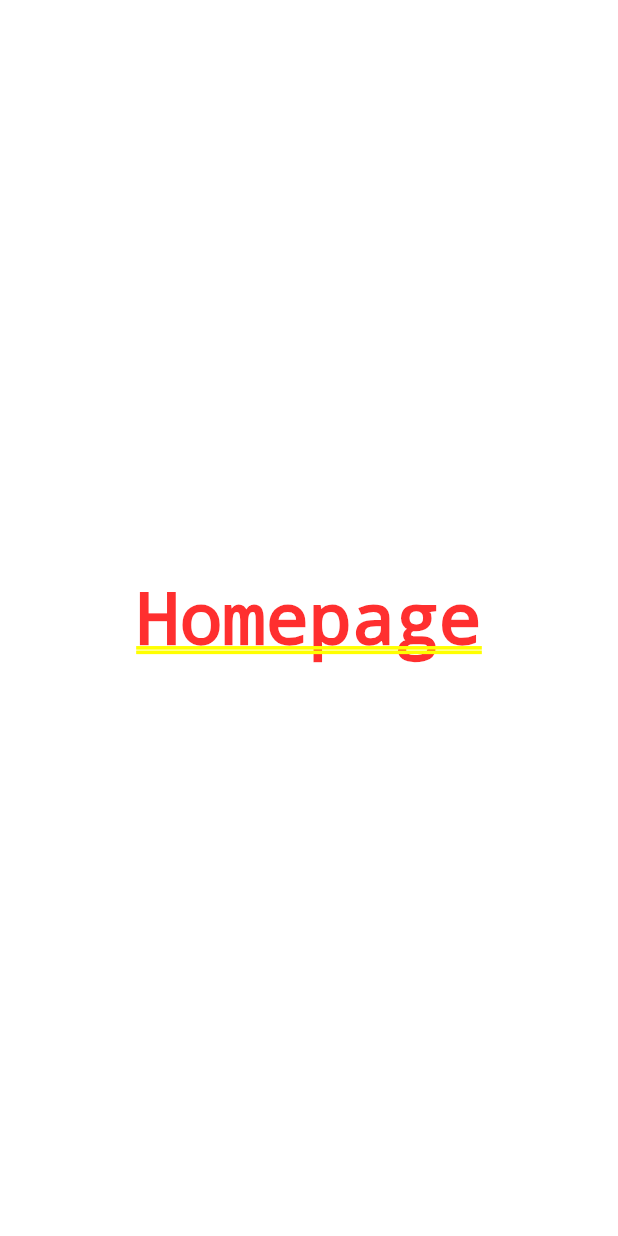
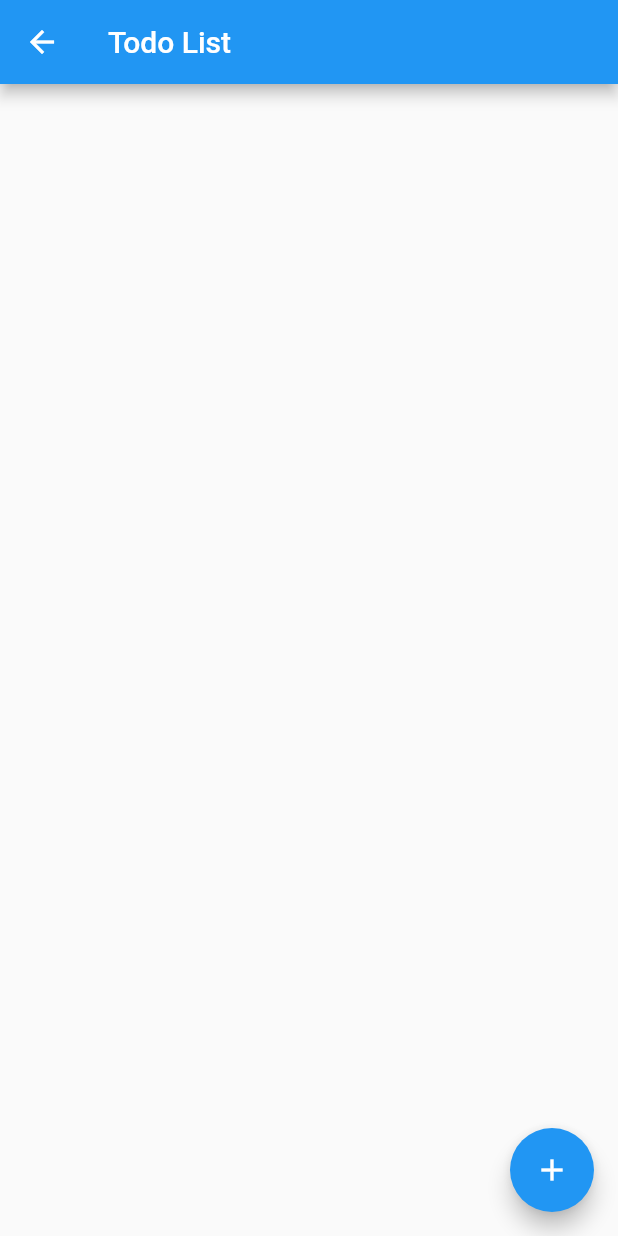
Before and after one commit to bwv-thanh-clg/flutter_demo_app, a Flutter app: the screen it shows after launch, after a tap on "Sign In", on a phone screen of 412 x 824 dp. Run offline on Flutter 3.47's test engine with Material 2 defaults, Android fonts, the phone set to English and light mode, and no system bars; our stand-ins replace font_awesome_flutter.

Commit message:
todo list

```diff
--- a/lib/home_page.dart
+++ /dev/null
@@ -1,12 +0,0 @@
-import 'package:flutter/material.dart';
-
-class HomePage extends StatelessWidget {
-  const HomePage({super.key});
-
-  @override
-  Widget build(BuildContext context) {
-    return const Center(
-      child: Text('Homepage'),
-    );
-  }
-}
--- a/lib/main.dart
+++ b/lib/main.dart
@@ -1,7 +1,7 @@
 import 'package:flutter/material.dart';
 import 'package:font_awesome_flutter/font_awesome_flutter.dart';
 
-import 'home_page.dart';
+import 'todo_list.dart';
 
 void main() {
   runApp(const MyApp());
@@ -157,7 +157,7 @@ class LoginPageState extends State<LoginPage> {
                     Navigator.push(
                       context,
                       MaterialPageRoute(
-                        builder: (_) => const HomePage()
+                        builder: (_) => const TodoList()
                       )
                     );
                   },
--- /dev/null
+++ b/lib/todo_list.dart
@@ -0,0 +1,116 @@
+import 'package:flutter/material.dart';
+
+class TodoList extends StatefulWidget {
+  const TodoList({super.key});
+
+  @override
+  TodoListState createState() => TodoListState();
+}
+
+class TodoListState extends State<TodoList> {
+  final TextEditingController _textFieldController = TextEditingController();
+  final List<Todo> _todos = <Todo>[];
+
+  void _addTodoItem(String name) {
+    setState(() {
+      _todos.add(Todo(name: name, checked: false));
+    });
+    _textFieldController.clear();
+  }
+
+  void _handleTodoChange(Todo todo) {
+    setState(() {
+      todo.checked = !todo.checked;
+    });
+  }
+
+  Future<void> _displayDialog() async {
+    return showDialog<void>(
+      context: context,
+      barrierDismissible: false, // user must tap button!
+      builder: (BuildContext context) {
+        return AlertDialog(
+          title: const Text('Add a new todo item'),
+          content: TextField(
+            controller: _textFieldController,
+            decoration: const InputDecoration(hintText: 'Type your new todo'),
+          ),
+          actions: <Widget>[
+            TextButton(
+              child: const Text('Add'),
+              onPressed: () {
+                Navigator.of(context).pop();
+                _addTodoItem(_textFieldController.text);
+              },
+            ),
+          ],
+        );
+      },
+    );
+  }
+
+  @override
+  Widget build(BuildContext context) {
+    return Scaffold(
+      appBar: AppBar(
+        title: const Text('Todo List'),
+      ),
+      body: ListView(
+        padding: const EdgeInsets.symmetric(vertical: 8.0),
+        children: _todos.map((Todo todo) {
+          return TodoItem(
+            todo: todo,
+            onTodoChanged: _handleTodoChange,
+          );
+        }).toList(),
+      ),
+      floatingActionButton: FloatingActionButton(
+        onPressed: () => _displayDialog(),
+        tooltip: 'Add Item',
+        child: Icon(Icons.add),
+      ),
+    );
+  }
+}
+
+class Todo {
+  Todo({
+    required this.name,
+    required this.checked
+  });
+
+  final String name;
+  bool checked;
+}
+
+class TodoItem extends StatelessWidget {
+  TodoItem({
+    required this.todo,
+    required this.onTodoChanged,
+  }) : super(key: ObjectKey(todo));
+
+  final Todo todo;
+  final onTodoChanged;
+
+  TextStyle? _getTextStyle(bool checked) {
+    if (!checked) return null;
+
+    return const TextStyle(
+      color: Colors.black54,
+      decoration: TextDecoration.lineThrough
+    );
+  }
+
+  @override
+  Widget build(BuildContext context) {
+    return ListTile(
+      onTap: () {
+        onTodoChanged(todo);
+      },
+      leading: CircleAvatar(
+        child: Text(todo.name[0]),
+      ),
+      title: Text(todo.name, style: _getTextStyle(todo.checked)),
+    );
+  }
+}
```
Also changed, not shown: 1 other file.
